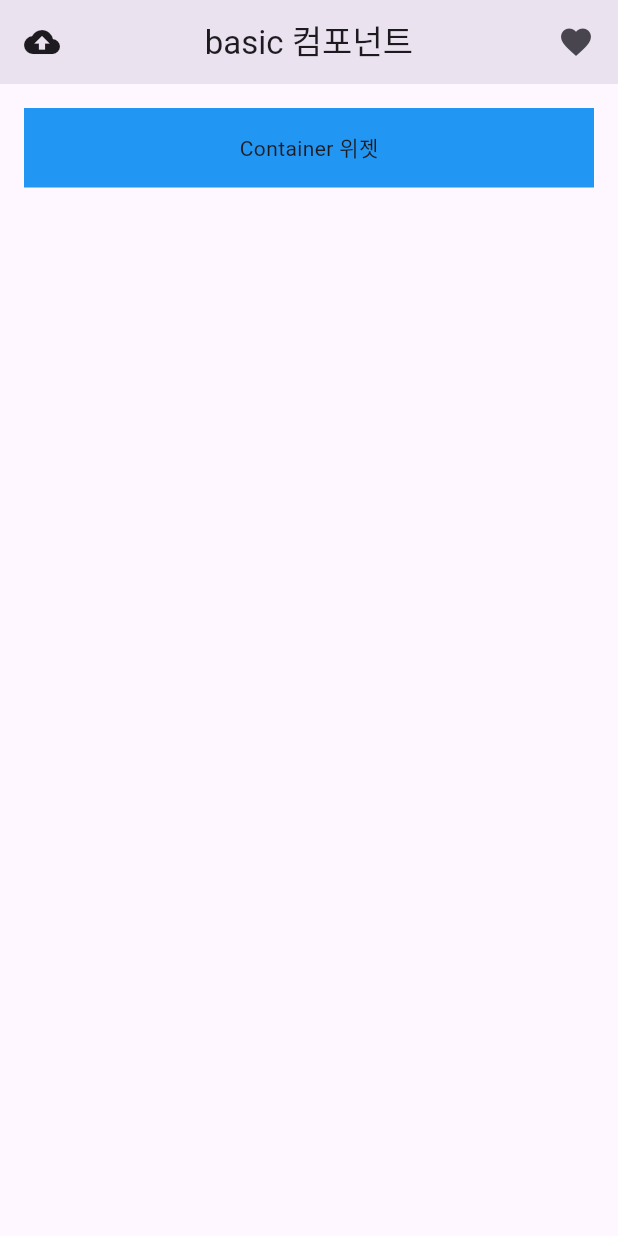
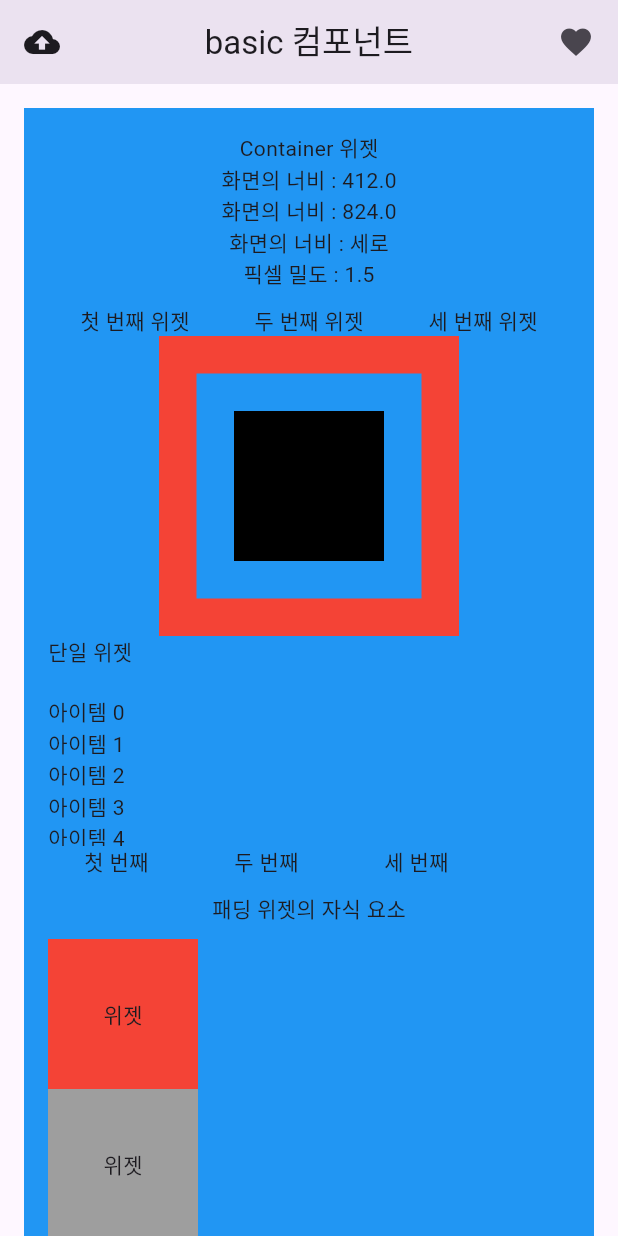
Before and after one commit to jinnyjinny12/Flutter_class, a Flutter app: the screen it shows after launch, on a phone screen of 412 x 824 dp. Run offline on Flutter 3.47's test engine with Material 3 defaults, Android fonts, the phone set to English and light mode, and no system bars.

Commit message:
update: add c_statless widget

```diff
--- a/b_layout_widget/lib/01_layout_widget/00_LayoutWidget.dart
+++ b/b_layout_widget/lib/01_layout_widget/00_LayoutWidget.dart
@@ -1,5 +1,14 @@
+
+import 'package:b_layout_widget/01_layout_widget/04_StackWidget.dart';
+import 'package:b_layout_widget/01_layout_widget/05_ListViewWidget.dart';
+import 'package:b_layout_widget/01_layout_widget/06_WrapWidget.dart';
+import 'package:b_layout_widget/01_layout_widget/07_PaddingWidget.dart';
+import 'package:b_layout_widget/01_layout_widget/08_AlignContainer.dart';
 import 'package:flutter/cupertino.dart';
 import 'package:flutter/material.dart';
+import 'package:b_layout_widget/01_layout_widget/01_MediaQueryWidget.dart';
+import 'package:b_layout_widget/01_layout_widget/02_SizedBoxWidget.dart';
+import 'package:b_layout_widget/01_layout_widget/03_RowWidget.dart';
 
 class LayoutCombination extends StatelessWidget{
 
@@ -31,8 +40,17 @@
           color: Colors.blue,
           child: Column(
             children: [
+              const Text("Container 위젯"),
+              const MediaQueryWidget(),
+              const SizedBoxWidget(),
+              const RowWidget(),
+              StackWidget(),
+              ListViewWidget(),
+              DynamicListView(),
+              const WrapWidget(),
+              PaddingWidget(size: 10.0),
+              AlignContainer()
 
-              const Text("Container 위젯")
 
             ],
 
--- /dev/null
+++ b/b_layout_widget/lib/01_layout_widget/01_MediaQueryWidget.dart
@@ -0,0 +1,56 @@
+import 'package:flutter/cupertino.dart';
+
+/*
+* Column
+* column 은 flutter 에서 수직 방향으로 여러 위젯을 배치할 때 사용하는 레이아웃 위젯이다.
+* 자식 위젯들을 위에서 아래로 쌇아올리는 구조, 다양한 정렬 및 간격 조정 기능을 제공한다.
+*
+* 주요속성
+* children : Column 안에 포함될 자식 위젯들의 리스트이다.
+* mainAxisAlignment : 수직 방향(주 축)에서 자식 위젯의 정렬 방식을 설정한다.
+* corssAxisAlignment : 수평 방향(교차 측)에서 자식 위젯의 정렬 방식을 설정한다.
+* mainAxisSize : 주 축의 크기를 설정한다. MainAxisSize.max(기본값) 또는 MainAxisSize.main 사용할 수 있다.
+* vertivalDirection : 자식 위젯의 배치 방향을 설정한다. VerticalDirection.down(기본값) 또는
+*                     VerticalDirection.up 을 선택할 수 있다.
+*
+*
+* */
+
+
+class MediaQueryWidget extends StatelessWidget{
+  const MediaQueryWidget({super.key});
+
+  @override
+  Widget build(BuildContext context) {
+
+    /*
+    * MediaQuery
+    * 플러터에서 디바이스의 화면 크기, 방향, 밀도 등의 정보를 제공하는 위젯으로
+    * 이를 통해서 앱에서 다양한 화면 크기와 해상도에 따라 적절한 레이아웃과 스타일을 적용할 수 있다.
+    *
+    * 주요 사용법
+    * MediaQuery.of(context) : 현재 BuildContext 에 대한 MediaQueryData를 가져온다.
+    *                           이를 통해 화면의 다양한 속성에 접근할 수 있다.
+    * 주요 속성
+    * size : 화면의 크기를 나타내는 size 객체이다.
+    * orientation : 화면의 방향을 나타내는 Orientation 객체이다.
+    * devicePixelRatio : 디바이스의 픽셀 밀도를 나타낸다.
+    * padding: 화면의 패팅(상태 바,네비게이션 바 등 ) 을 나타내는 EdgeInsets 객체이다.
+    * ViewInsets : 소프트 키패드와 같은 요소에 의해 가려진 영역을 나타낸다.
+    * */
+
+   final mediaQuery = MediaQuery.of(context);
+
+    return Column(
+      children: [
+        Text("화면의 너비 : ${mediaQuery.size.width * 1}"),
+        Text("화면의 너비 : ${mediaQuery.size.height * 1}"),
+        // Orientaion
+        Text("화면의 너비 : ${mediaQuery.orientation == Orientation.portrait ? "세로" : "가로"}"),
+        Text("픽셀 밀도 : ${mediaQuery.devicePixelRatio}")
+      ],
+    );
+
+
+  }
+}
--- /dev/null
+++ b/b_layout_widget/lib/01_layout_widget/02_SizedBoxWidget.dart
@@ -0,0 +1,32 @@
+
+import 'package:flutter/cupertino.dart';
+import 'package:flutter/material.dart';
+
+
+/*
+* sizeBox
+* sizeBox 는 flutter 에서 고정된 크기의 박스를 생성하는 위젯이다.
+* 주요 위젯의 크기를 설정하거나, 위젯 간의 간격을 조정하는데 사용된다.
+* sizeBox는 자식 위젯을 감사고, 지정된 너비와 높이를 적용할 수 있다.
+*
+*
+* 주요 속성
+* width: SizeBox의 너비를 설정한다.
+* heigㅗt: SizeBox의 높이를 설정한다.
+* child : sizebox 안에 위젯을 설정한다.
+*
+* */
+
+
+class SizedBoxWidget extends StatelessWidget {
+  const SizedBoxWidget({super.key});
+
+  @override
+  Widget build(BuildContext context) {
+    return const SizedBox(
+      width: 10,
+      height: 10,
+    );
+
+  }
+}
--- /dev/null
+++ b/b_layout_widget/lib/01_layout_widget/03_RowWidget.dart
@@ -0,0 +1,70 @@
+import 'package:flutter/cupertino.dart';
+
+/*
+* Row
+* flutter 에서 수평 방향으로 여러 위젯을 배치할 때 사용하는 레이아웃 위젯이다.
+* 자식들을 왼쪽에서 오른쪽으로 나란히 배치하는 구조로, 다양한 정렬 및 간격 조정 기능을 제공한다.
+*
+* 주요속성
+* children : row 안에 포함될 자식 위젯들의 리스트이다.
+* mainAxisAlignment : 수평 방향(주 축)에서 자식 위젯의 정렬 방식을 설정한다.
+* crossAxisAlignment : 수직 방향(교차 측)에서 자식 위젯의 정렬 방식을 설정한다.
+* mainAxisSize : 주 축의 크기를 설정한다. mainAxisSize.max(기본값) 또는 MainAxisSize.main 사용 가능
+* textDirection : 텍스트 방향을 설정한다.
+*
+* */
+
+
+class RowWidget extends StatelessWidget{
+
+  const RowWidget({super.key});
+  /*
+  * Expanded
+  * 부모 위젯의 남은 공간을 자식 위젯이 차지할 수 있도록 해주는 위젯이다.
+  * 주로, Row, Column, 또는 Flex 와 함께 사용되며 자식 위젯의 크기를 ㅈ동으로
+  * 조정하여 공간을 최적화한다.
+  *
+  *
+  * 주요속성
+  * child : Expanded 안에 포함될 자식 위젯
+  * flex : 자식 위젯이 차지할 공간 비율을 설정한다. 기본값은 1이며, 여러 Expaned 위젯이 있을 경우 이 값을 통해 상대적으로 공간을 나눈다.
+  *
+  * */
+
+  /*
+  * Center
+  * 위젯을 화면의 중앙에 배치하는데 사용되는 위젯이다.
+  * 자식 위젯이 부모 위젯의 중앙에 위치하도록 정렬하며, 간단한 레이아웃 구성에 유용하다.
+  *
+  * 주요 속성
+  * child : Center 안에 포함될 자식 위젯이다.
+  * widthFactor : 자식 위젯의 너비를 조절하는 비율이다.
+  * heightFactor : 자식 위젯 높이를 조절하는 비율이다.
+  *
+  *
+  * */
+
+
+
+  @override
+  Widget build(BuildContext context) {
+    return const Row(
+      textDirection: TextDirection.ltr,
+      mainAxisAlignment: MainAxisAlignment.center,
+      children: [
+        Expanded(
+          flex: 1,
+          child: Center(child: Text("첫 번째 위젯"),),
+        ),
+        Expanded(
+          flex: 1,
+          child: Center(child: Text("두 번째 위젯"),),
+        ),
+        Expanded(
+          flex: 1,
+          child: Center(child: Text("세 번째 위젯"),),
+        ),
+      ],
+    );
+  }
+}
--- /dev/null
+++ b/b_layout_widget/lib/01_layout_widget/04_StackWidget.dart
@@ -0,0 +1,48 @@
+import 'package:flutter/cupertino.dart';
+import 'package:flutter/material.dart';
+
+/*
+* stack
+* flutter에서 여러 위젯을 겹쳐서 배치할 수 있는 위젯이다.
+* 자식 위젯들은 주로 위에서 아래로 쌓이며, 각 위젯의 위치를 조정하여
+* 겹치는 레이아웃 구조를 만들 수 있다.
+*
+* 주요 속성
+* children: Stack 안에 포함 될 자식 위젯들의 리스트이다.
+* alignment : 자식 위젯의 기본 정렬 방식을 설정한다.
+* fit: 자식 위젯의 크기를 결정한다.
+* fit: 자식 위젯의 크기를 결정한다.
+*
+*
+* */
+
+
+
+class StackWidget extends StatelessWidget {
+  const StackWidget({super.key});
+
+  @override
+  Widget build(BuildContext context) {
+    return Stack(
+      alignment: Alignment.center,
+      children: [
+        Container(
+          width: 200,
+          height: 200,
+          color: Colors.red,
+        ),
+        Container(
+          width: 150,
+          height: 150,
+          color: Colors.blue,
+        ),
+        Container(
+          width: 100,
+          height: 100,
+          color: Colors.black,
+        ),
+
+      ],
+    );
+  }
+}
--- /dev/null
+++ b/b_layout_widget/lib/01_layout_widget/05_ListViewWidget.dart
@@ -0,0 +1,55 @@
+
+
+import 'package:flutter/cupertino.dart';
+
+/*
+* listView 스크롤 가능한 리스트를 생성하기 위한 위젯이다.
+* 수직 또는 수평 방향으로 아이템을 나열할 수 있으며,
+* 많은 양의 데이터를 효율적으로 표시하는데 유용하다.
+*
+* 주요특징
+* 1. 스크롤 가능 : 화면에 표시되는 공간을 초과할 경우 스크롤이 가능하다.
+* 2. 동적 생성 : ListView.builder 를 사용하면 아이템을 동적으로 생성할 수 있어 메모리 효율성 증가
+* 3. 다양한 아이템 : 각 리스트 항목을 다양한 형태의 위젯으로 구성
+*
+* 주의 : 부모 위젯의 크기가 명확하게 설정되어 있지 않으면 레이아웃 오류가 발생할 수 있다.
+* */
+
+
+class ListViewWidget extends StatelessWidget {
+
+  const ListViewWidget({super.key});
+
+  @override
+  Widget build(BuildContext context) {
+    return SizedBox(
+      height: 40,
+      width: 400,
+      child: ListView(
+        children: const[
+          Text("단일 위젯")
+        ],
+      ),
+    );
+  }
+}
+
+class DynamicListView extends StatelessWidget{
+
+  final List<String> items = List.generate(100, (index) => "아이템 $index");
+
+  @override
+  Widget build(BuildContext context) {
+    return SizedBox(
+      height: 100,
+      width: 400,
+        child: ListView.builder(
+            scrollDirection: Axis.vertical,
+            itemCount: items.length,
+            itemBuilder: (context, index) {
+            return Text(items[index]);
+        },
+      ),
+    );
+  }
+}
--- /dev/null
+++ b/b_layout_widget/lib/01_layout_widget/06_WrapWidget.dart
@@ -0,0 +1,47 @@
+
+import 'package:flutter/cupertino.dart';
+
+
+/*
+* Wrap
+* 자식 위젯들을 수평 또는 수직 방향으로 나열하며, 공간이 부족할 경우 자동으로 다음줄로 넘어가게 하는 레이아웃 위젯이다. 이 위젯은 다양한 크기의 자식 위젯들을
+* 유연하게 배치할 수 있다. 특히, 동적인 리스트나 아이콘을 표시할 때 유용하다.
+*
+*
+* 주요속성
+* children : Wrap 안에 포함될 자식 위젲ㅅ들의 리스트이다.
+* direction : 자식 위젯의 배치 방향을 설정한다. 기본 값은 Axis.horizontal 이다.
+* alignment : 자식 위젯의 정렬 방식을 설정한다.
+* spacing : 자식 위젯 간의 수평 간격을 설정한다.
+* runSpacing : 줄 간의 수직 간격을 설정한다.
+* runAlignment : 여러 줄의 정렬 방식을 설정한다.
+*
+*
+* */
+
+
+
+class WrapWidget extends StatelessWidget {
+  const WrapWidget({super.key});
+
+  @override
+  Widget build(BuildContext context) {
+    return const Wrap(
+      children: [
+        SizedBox(
+          width: 100,
+          child: Text("첫 번째"),
+        ),
+        SizedBox(
+          width: 100,
+          child: Text("두 번째"),
+        ),
+        SizedBox(
+          width: 100,
+          child: Text("세 번째"),
+        ),
+
+      ],
+    );
+  }
+}
--- /dev/null
+++ b/b_layout_widget/lib/01_layout_widget/07_PaddingWidget.dart
@@ -0,0 +1,15 @@
+
+import 'package:flutter/cupertino.dart';
+
+class PaddingWidget extends StatelessWidget {
+  double size;
+  PaddingWidget({required this.size, super.key});
+
+  @override
+  Widget build(BuildContext context) {
+    return Padding(
+      padding: EdgeInsets.all(size),
+      child: const Text("패딩 위젯의 자식 요소"),
+    );
+  }
+}
--- /dev/null
+++ b/b_layout_widget/lib/01_layout_widget/08_AlignContainer.dart
@@ -0,0 +1,92 @@
+import 'package:flutter/cupertino.dart';
+import 'package:flutter/material.dart';
+
+/*
+* align
+* 플러터에서 자식 위젯을 부모 위젯의 특정 위치에 정렬하는데 사용되는 위젯이다.
+* 자식 위젯의 위치를 설정할 수 있어 다양한 레이아웃을 만들 때 유용하다.
+*
+* 주요 속성
+* alignment : 자식 위젯의 위치를 설정한다.
+* widthFactor: 자식 위젯의 너비를 조절하는 비율이다.
+* heightFactor : 자식 위젯의 높이를 조절하는 비율이다.
+* child: 정렬한 자식 위젯이다.
+*
+* */
+
+
+class AlignContainer extends StatelessWidget{
+  const AlignContainer({super.key});
+
+  @override
+  Widget build(BuildContext context) {
+    return Column(
+      children: [
+        Align(
+          alignment: Alignment.topLeft,
+          child: _ContainerWidget(color:'red'),
+        ),
+        Align(
+          alignment: Alignment.topLeft,
+          child: _ContainerWidget(color:''),
+        ),
+        Align(
+          alignment: Alignment.topLeft,
+          child: _ContainerWidget(color:'green'),
+        )
+      ],
+    );
+  }
+}
+
+
+class _ContainerWidget extends StatelessWidget{
+
+  String? color;
+  _ContainerWidget({required this.color,super.key});
+
+  @override
+  Widget build(BuildContext context) {
+    Color? containerColor;
+
+    if(color != null){
+      switch(color!.toLowerCase()){
+        case 'red' :
+          containerColor = Colors.red;
+          break;
+        case 'blue' :
+          containerColor = Colors.blue;
+          break;
+        case 'green' :
+          containerColor = Colors.green;
+          break;
+        case 'black' :
+          containerColor = Colors.black;
+          break;
+        default :
+         containerColor = Colors.grey;
+      }
+    }else{
+      containerColor = Colors.lightGreenAccent;
+    }
+    return Container(
+      color: containerColor,
+      width: 100,
+      height: 100,
+      child: const _CenterWidget(),
+    );
+
+  }
+
+}
+
+class _CenterWidget extends StatelessWidget{
+  const _CenterWidget({super.key});
+
+  @override
+  Widget build(BuildContext context) {
+    return const Center(
+      child: Text("위젯"),
+    );
+  }
+}
--- /dev/null
+++ b/c_stateless_widget/analysis_options.yaml
@@ -0,0 +1 @@
+include: package:flutter_lints/flutter.yaml
--- /dev/null
+++ b/c_stateless_widget/lib/main.dart
@@ -0,0 +1,20 @@
+import 'package:flutter/material.dart';
+
+void main() {
+  runApp(const MainApp());
+}
+
+class MainApp extends StatelessWidget {
+  const MainApp({super.key});
+
+  @override
+  Widget build(BuildContext context) {
+    return const MaterialApp(
+      home: Scaffold(
+        body: Center(
+          child: Text('Hello World!'),
+        ),
+      ),
+    );
+  }
+}
```
Also changed, not shown: c_stateless_widget/pubspec.yaml (added, +19 -0 lines), c_stateless_widget/pubspec.lock (added), 123 other files.
